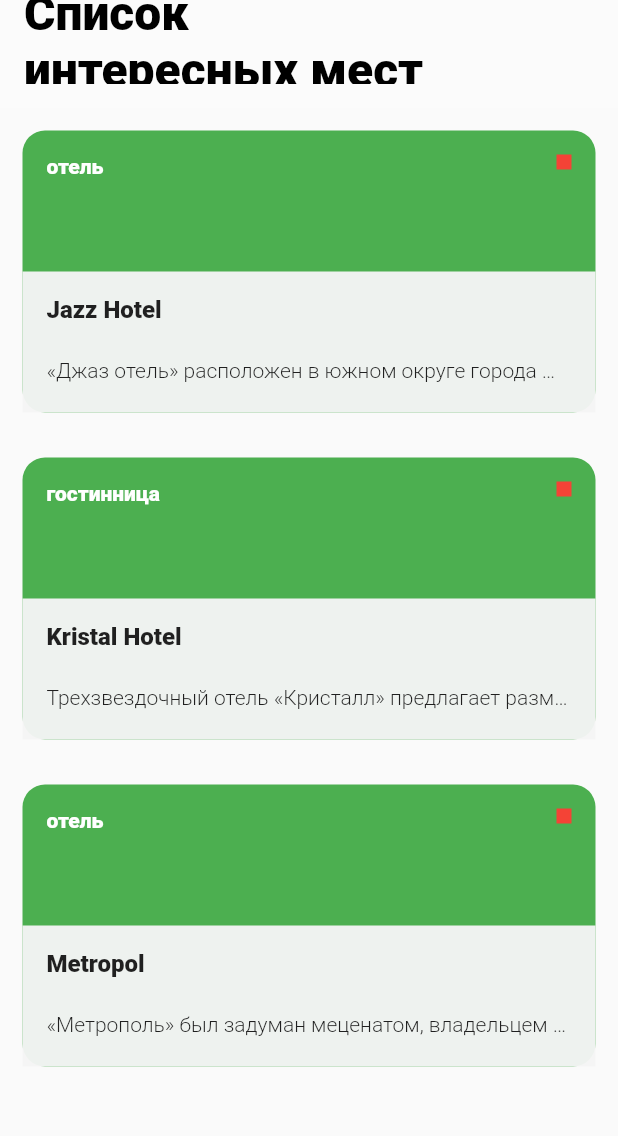
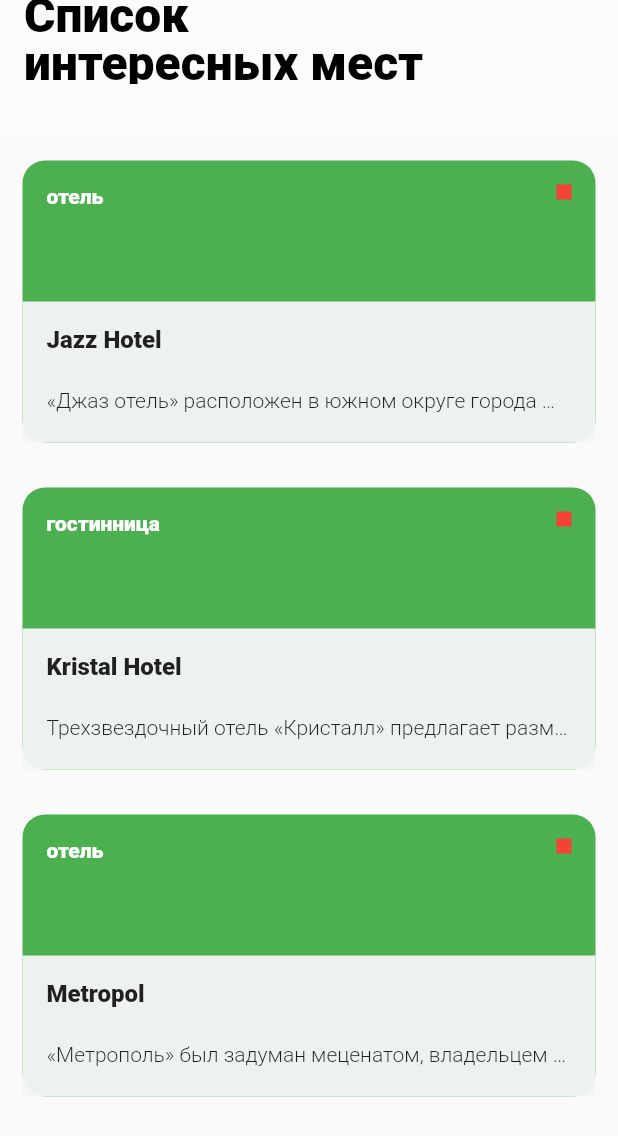
Before and after one commit to bigbagabum/surf-flutter-course-evdokimov, a Flutter app: the screen it shows after launch, on a phone screen of 412 x 824 dp. Shown: the top 1136 px of the screen. Run offline on Flutter 3.47's test engine with Material 2 defaults, Android fonts, the phone set to English and light mode, and no system bars.

Commit message:
подрезало тайтл в апп бар

```diff
--- a/places/places/lib/ui/res/app_theme.dart
+++ b/places/places/lib/ui/res/app_theme.dart
@@ -17,11 +17,11 @@ class AppTypography {
   );
 
   static const textText32Bold = TextStyle(
-    fontSize: 32.0,
-    color: Colors.black,
-    fontFamily: "Roboto",
-    fontWeight: FontWeight.bold,
-  );
+      fontSize: 32.0,
+      color: Colors.black,
+      fontFamily: "Roboto",
+      fontWeight: FontWeight.bold,
+      height: 1);
 }
 
 class AppColors {
--- a/places/places/lib/ui/screen/sight_list_screen.dart
+++ b/places/places/lib/ui/screen/sight_list_screen.dart
@@ -8,7 +8,7 @@ import 'package:places/ui/res/app_theme.dart';
 // класс AppBar наследник от PrefferedSizeWidget
 
 class MyAppBar extends StatelessWidget implements PreferredSizeWidget {
-  static const double height = 72;
+  static const double height = 92;
 
   const MyAppBar({
     Key? key,
```
